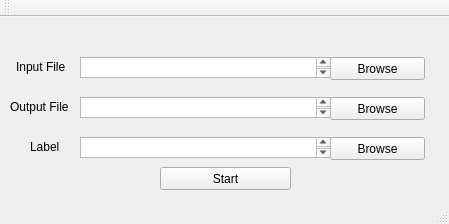
Old version of the form Skull_Stripping/Skull_Stripping/src/mainwindow.ui in the repository Nick3869/Skull-Stripping.
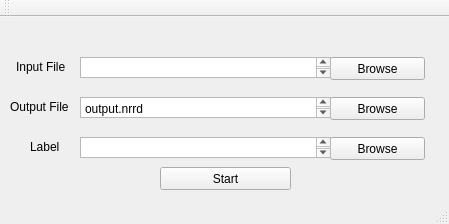
New version of the form.

The edit to the form file:
```diff
--- a/Skull_Stripping/Skull_Stripping/src/mainwindow.ui
+++ b/Skull_Stripping/Skull_Stripping/src/mainwindow.ui
@@ -111,6 +111,13 @@
       <height>21</height>
      </rect>
     </property>
+    <property name="html">
+     <string>&lt;!DOCTYPE HTML PUBLIC &quot;-//W3C//DTD HTML 4.0//EN&quot; &quot;http://www.w3.org/TR/REC-html40/strict.dtd&quot;&gt;
+&lt;html&gt;&lt;head&gt;&lt;meta name=&quot;qrichtext&quot; content=&quot;1&quot; /&gt;&lt;style type=&quot;text/css&quot;&gt;
+p, li { white-space: pre-wrap; }
+&lt;/style&gt;&lt;/head&gt;&lt;body style=&quot; font-family:'Sans Serif'; font-size:9pt; font-weight:400; font-style:normal;&quot;&gt;
+&lt;p style=&quot; margin-top:0px; margin-bottom:0px; margin-left:0px; margin-right:0px; -qt-block-indent:0; text-indent:0px;&quot;&gt;output.nrrd&lt;/p&gt;&lt;/body&gt;&lt;/html&gt;</string>
+    </property>
    </widget>
    <widget class="QTextEdit" name="labelt">
     <property name="geometry">
```
